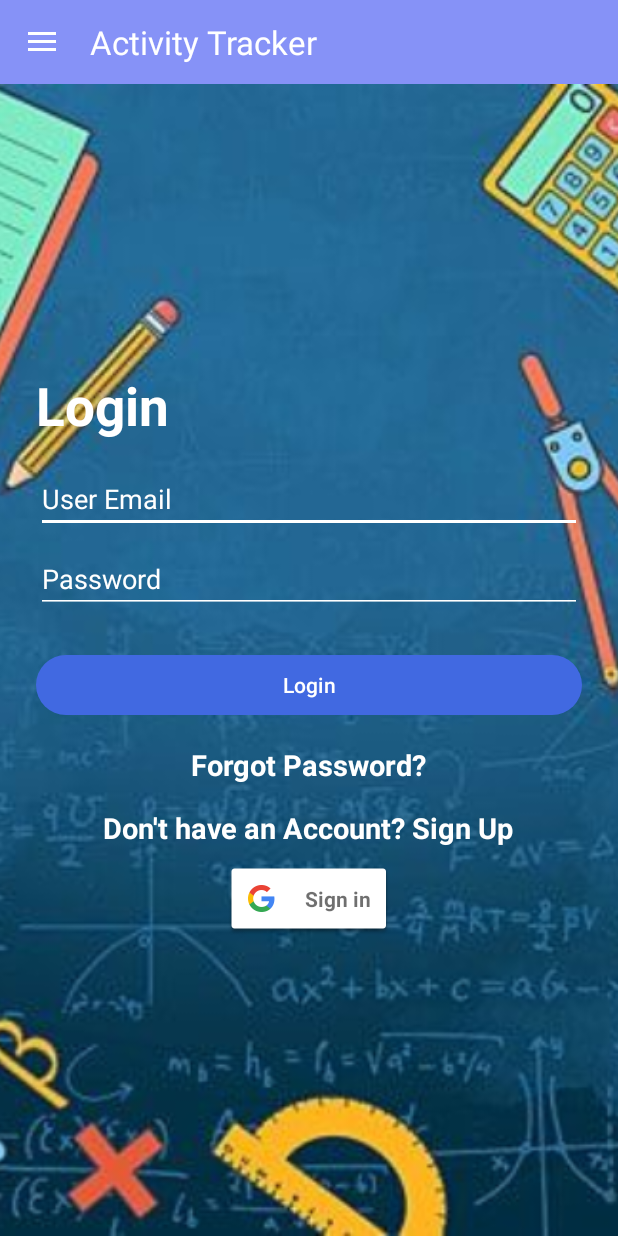
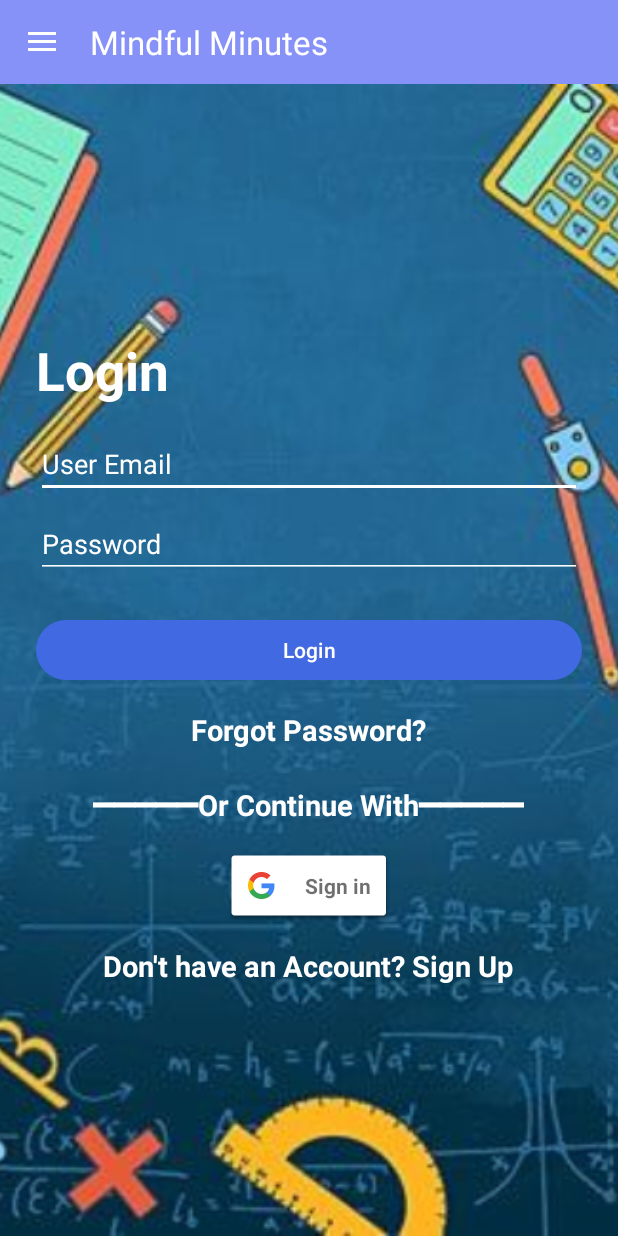
Before and after one commit to ajain8616/Let-Me-Focus, an Android app: the screen it shows after launch (MainActivity), on a phone screen of 412 x 824 dp. Run offline under Robolectric (Android 15) with nearby library versions, the phone set to English and light mode, and no system bars; our stand-ins replace Firebase (no records; nobody signed in at launch, a user with empty details on screens opened directly).

Commit message:
MINDFUL MINUTES

```diff
--- a/app/src/main/res/layout/fragment_login.xml
+++ b/app/src/main/res/layout/fragment_login.xml
@@ -3,6 +3,7 @@
     xmlns:tools="http://schemas.android.com/tools"
     android:layout_width="match_parent"
     android:layout_height="match_parent"
+    xmlns:app="http://schemas.android.com/apk/res-auto"
     android:theme="@style/Base.Theme.ActivityTracker"
     tools:context=".LoginFragment">
 
@@ -59,14 +60,7 @@
             android:layout_height="wrap_content"
             android:text="Login"
             android:textColor="@color/white"
-            android:layout_marginTop="24dp"/>
-
-        <!-- Forgot Password & Sign Up -->
-        <LinearLayout
-            android:layout_width="match_parent"
-            android:layout_height="wrap_content"
-            android:orientation="vertical"
-            android:gravity="center_horizontal">
+            android:layout_marginTop="24dp" />
 
         <!-- Forgot Password -->
         <TextView
@@ -77,7 +71,29 @@
             android:textStyle="bold"
             android:textSize="19sp"
             android:textColor="@color/white"
-                android:layout_marginTop="16dp" />
+            android:layout_marginTop="16dp"
+            android:layout_gravity="center_horizontal" />
+
+        <!-- "Or Continue With" Text -->
+        <TextView
+            android:id="@+id/or_continue_with_textview"
+            android:layout_width="wrap_content"
+            android:layout_height="wrap_content"
+            android:text="━━━━━Or Continue With━━━━━"
+            android:textStyle="bold"
+            android:textSize="19sp"
+            android:textColor="@color/white"
+            android:layout_marginTop="24dp"
+            android:layout_gravity="center_horizontal" />
+
+        <!-- Google Sign In Button -->
+        <com.google.android.gms.common.SignInButton
+            android:id="@+id/google_button"
+            android:layout_width="wrap_content"
+            android:layout_height="wrap_content"
+            android:layout_centerInParent="true"
+            android:layout_marginTop="16dp"
+            android:layout_gravity="center_horizontal" />
 
         <!-- Sign Up -->
         <TextView
@@ -88,18 +104,8 @@
             android:textColor="@color/white"
             android:textStyle="bold"
             android:textSize="19sp"
-                android:layout_marginTop="16dp"/>
-        </LinearLayout>
-
-        <!-- Google Sign In Button -->
-        <com.google.android.gms.common.SignInButton
-            android:id="@+id/google_button"
-            android:layout_width="wrap_content"
-            android:layout_height="wrap_content"
-            android:layout_marginStart="5dp"
-            android:layout_gravity="center"
-            android:layout_margin="10dp"
-            android:textSize="18sp" />
+            android:layout_marginTop="16dp"
+            android:layout_gravity="center_horizontal" />
 
     </LinearLayout>
 
--- a/app/src/main/res/layout/nav_header.xml
+++ b/app/src/main/res/layout/nav_header.xml
@@ -19,7 +19,7 @@
     <TextView
         android:layout_width="wrap_content"
         android:layout_height="wrap_content"
-        android:text="Activity Tracker"
+        android:text="@string/app_name"
         android:textColor="@color/white"
         android:textSize="19sp"
         android:textStyle="bold"
--- a/app/src/main/res/values/strings.xml
+++ b/app/src/main/res/values/strings.xml
@@ -1,9 +1,7 @@
 <resources>
-    <string name="app_name">Activity Tracker</string>
+    <string name="app_name">Mindful Minutes</string>
     <string name="open_nav">Open Navigation Drawer</string>
     <string name="close_nav">Close Navigation Drawer</string>
     <string name="default_web_client_id" translatable="false">1081756889190-85cmo0al2a90ugeqs592t0i3bc9jt3re.apps.googleusercontent.com</string>
-    <!-- TODO: Remove or change this placeholder text -->
-    <string name="hello_blank_fragment">Hello blank fragment</string>
 
 </resources>
--- a/settings.gradle.kts
+++ b/settings.gradle.kts
@@ -15,5 +15,5 @@ dependencyResolutionManagement {
     }
 }
 
-rootProject.name = "Activity Tracker"
+rootProject.name = "Mindful Minutes"
 include(":app")
```
Also changed, not shown: app/src/main/AndroidManifest.xml (+2 -7 lines). Lines whose indentation alone changed are shown as unchanged.
